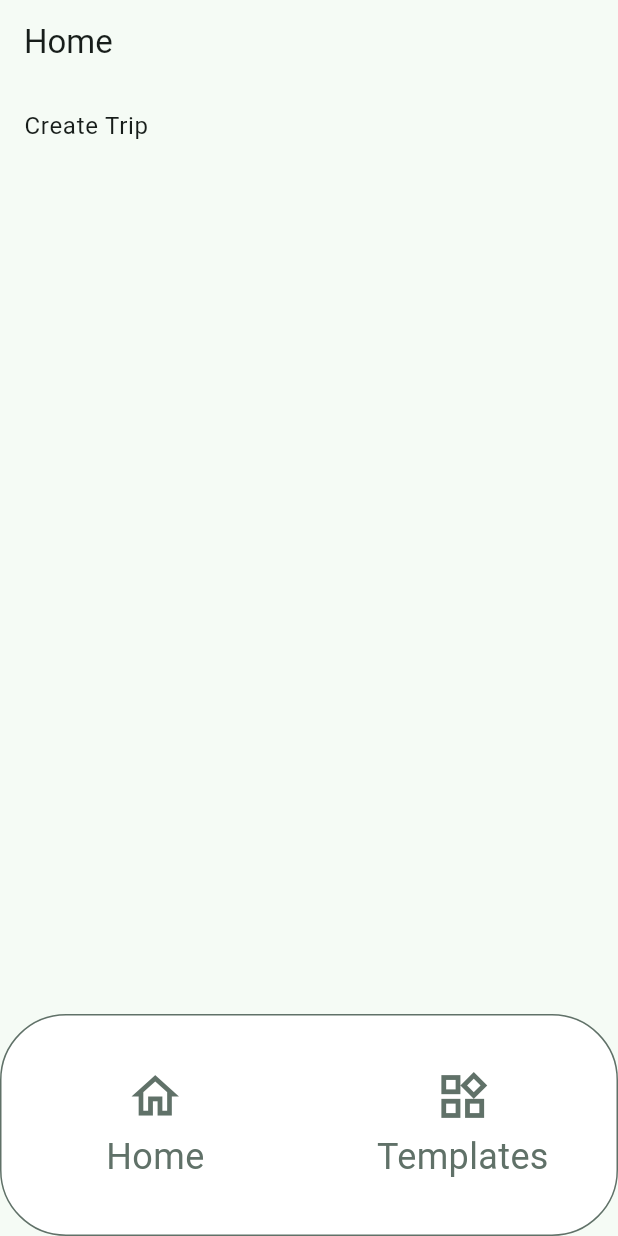
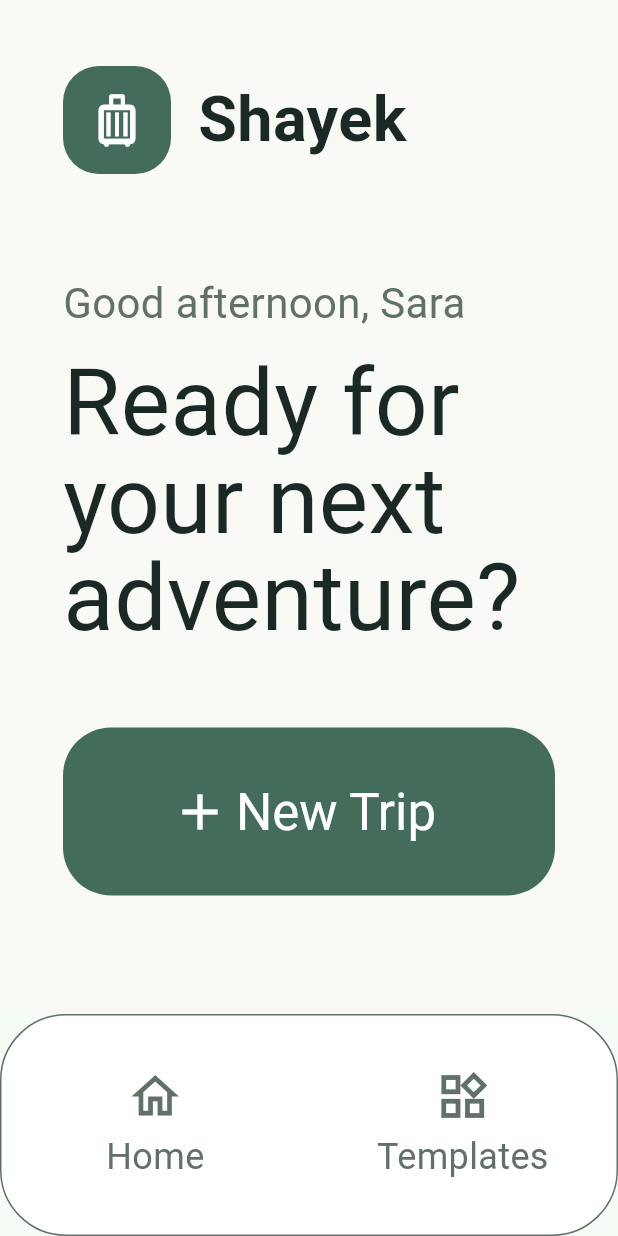
Before and after one commit to Zahraaalmadeh/SWE-463-Project-Group03, a Flutter app: the screen it shows after launch, on a phone screen of 412 x 824 dp. Run offline on Flutter 3.47's test engine with Material 3 defaults, Android fonts, the phone set to English and light mode, and no system bars; our stand-ins replace sqflite; accounts and stored records are empty; Roboto replaces fonts that are missing (Georgia).

Commit message:
Implement Home page UI

```diff
--- a/shayek/lib/screens/home_screen.dart
+++ b/shayek/lib/screens/home_screen.dart
@@ -1,23 +1,147 @@
 import 'package:flutter/material.dart';
 
 import '../app_routes.dart';
+import '../widgets/home_trip_card.dart';
 
-/// Temporary Phase 3 Home placeholder; the final Home design is not included.
+/// Home UI for the Phase 3 design. The trip data is temporary display data.
 class HomeScreen extends StatelessWidget {
   const HomeScreen({super.key});
+
+  static const _trips = [
+    HomeTrip(
+      name: 'Amalfi Coast',
+      type: 'Beach',
+      date: 'Nov 6, 2026',
+      duration: '7 days',
+      travelers: '2',
+      progress: 0.64,
+      colors: [Color(0xFF93A49B), Color(0xFF456B61), Color(0xFF193A38)],
+    ),
+    HomeTrip(
+      name: 'Banff Lakes',
+      type: 'Camping',
+      date: 'Dec 12, 2026',
+      duration: '3 days',
+      travelers: '2',
+      progress: 0.28,
+      colors: [Color(0xFF6E9187), Color(0xFF385C50), Color(0xFF172F2D)],
+    ),
+  ];
 
   @override
   Widget build(BuildContext context) {
     return Scaffold(
-      appBar: AppBar(title: const Text('Home')),
-      body: ListView(
-        children: [
-          ListTile(
-            title: const Text('Create Trip'),
-            onTap: () => Navigator.of(context).pushNamed(AppRoutes.createTrip),
-          ),
-        ],
+      backgroundColor: const Color(0xFFF9FAF6),
+      body: SafeArea(
+        child: ListView(
+          padding: const EdgeInsets.fromLTRB(42, 44, 42, 40),
+          children: [
+            const _BrandHeader(),
+            const SizedBox(height: 66),
+            const Text(
+              'Good afternoon, Sara',
+              style: TextStyle(fontSize: 28, color: Color(0xFF607168)),
+            ),
+            const SizedBox(height: 14),
+            const Text(
+              'Ready for your next\nadventure?',
+              style: TextStyle(
+                color: Color(0xFF1A2925),
+                fontFamily: 'Georgia',
+                fontSize: 62,
+                height: 1.05,
+              ),
+            ),
+            const SizedBox(height: 54),
+            SizedBox(
+              height: 112,
+              child: FilledButton.icon(
+                onPressed: () =>
+                    Navigator.of(context).pushNamed(AppRoutes.createTrip),
+                icon: const Icon(Icons.add, size: 40),
+                label: const Text('New Trip'),
+                style: FilledButton.styleFrom(
+                  backgroundColor: const Color(0xFF436C5B),
+                  foregroundColor: Colors.white,
+                  textStyle: const TextStyle(fontSize: 34),
+                  shape: RoundedRectangleBorder(
+                    borderRadius: BorderRadius.circular(32),
+                  ),
+                ),
+              ),
+            ),
+            const SizedBox(height: 78),
+            const Row(
+              children: [
+                Expanded(
+                  child: FittedBox(
+                    alignment: Alignment.centerLeft,
+                    fit: BoxFit.scaleDown,
+                    child: Text(
+                      'Upcoming Trips',
+                      style: TextStyle(
+                        color: Color(0xFF1A2925),
+                        fontFamily: 'Georgia',
+                        fontSize: 48,
+                      ),
+                    ),
+                  ),
+                ),
+                SizedBox(width: 16),
+                Text(
+                  '2 trips',
+                  style: TextStyle(fontSize: 28, color: Color(0xFF607168)),
+                ),
+              ],
+            ),
+            const SizedBox(height: 34),
+            for (final trip in _trips) ...[
+              HomeTripCard(trip: trip),
+              const SizedBox(height: 40),
+            ],
+          ],
+        ),
       ),
     );
   }
 }
+
+class _BrandHeader extends StatelessWidget {
+  const _BrandHeader();
+
+  @override
+  Widget build(BuildContext context) {
+    return const Row(
+      children: [
+        _BrandIcon(),
+        SizedBox(width: 18),
+        Text(
+          'Shayek',
+          style: TextStyle(
+            color: Color(0xFF1A2925),
+            fontFamily: 'Georgia',
+            fontSize: 42,
+            fontWeight: FontWeight.bold,
+          ),
+        ),
+      ],
+    );
+  }
+}
+
+class _BrandIcon extends StatelessWidget {
+  const _BrandIcon();
+
+  @override
+  Widget build(BuildContext context) {
+    return Container(
+      width: 72,
+      height: 72,
+      decoration: BoxDecoration(
+        color: const Color(0xFF436C5B),
+        borderRadius: BorderRadius.circular(24),
+      ),
+      child: const Icon(Icons.luggage_outlined, color: Colors.white, size: 42),
+    );
+  }
+}
```
Also changed, not shown: shayek/lib/widgets/home_trip_card.dart (added, +174 -0 lines), 1 other file.
